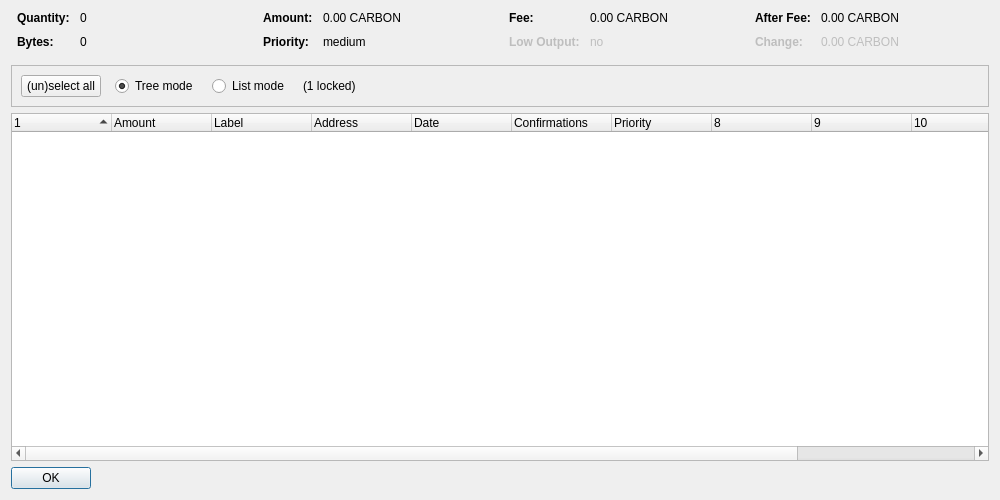
First picture: the form in src/qt/forms/coincontroldialog.ui, repository carboncointrust/CarboncoinCore, before the edit.
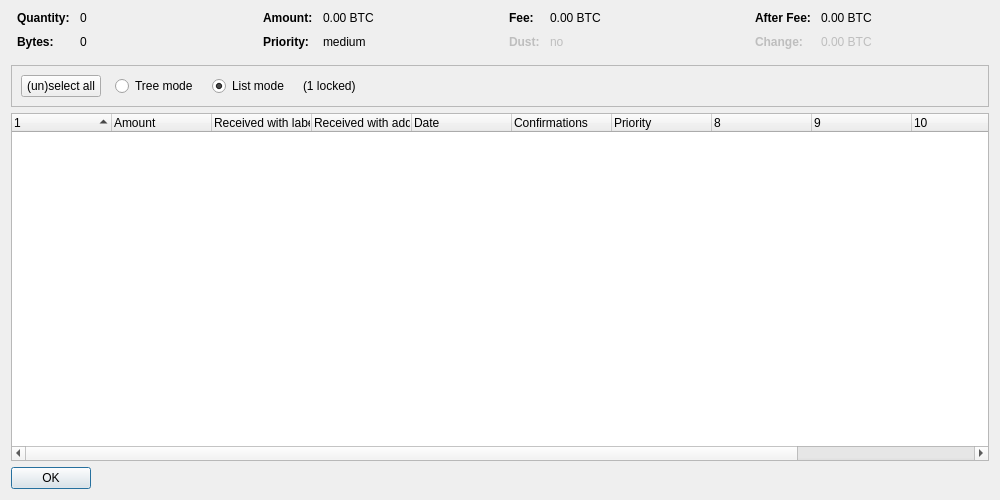
Second picture: the form after the edit. Custom widgets are drawn as their Qt base class.

The edit to the form file:
```diff
--- a/src/qt/forms/coincontroldialog.ui
+++ b/src/qt/forms/coincontroldialog.ui
@@ -132,7 +132,7 @@
           <enum>Qt::ActionsContextMenu</enum>
          </property>
          <property name="text">
-          <string notr="true">0.00 CARBON</string>
+          <string notr="true">0.00 BTC</string>
          </property>
          <property name="textInteractionFlags">
           <set>Qt::LinksAccessibleByMouse|Qt::TextSelectableByKeyboard|Qt::TextSelectableByMouse</set>
@@ -206,7 +206,7 @@
           <enum>Qt::ActionsContextMenu</enum>
          </property>
          <property name="text">
-          <string notr="true">0.00 CARBON</string>
+          <string notr="true">0.00 BTC</string>
          </property>
          <property name="textInteractionFlags">
           <set>Qt::LinksAccessibleByMouse|Qt::TextSelectableByKeyboard|Qt::TextSelectableByMouse</set>
@@ -225,7 +225,7 @@
           </font>
          </property>
          <property name="text">
-          <string>Low Output:</string>
+          <string>Dust:</string>
          </property>
         </widget>
        </item>
@@ -286,7 +286,7 @@
           <enum>Qt::ActionsContextMenu</enum>
          </property>
          <property name="text">
-          <string notr="true">0.00 CARBON</string>
+          <string notr="true">0.00 BTC</string>
          </property>
          <property name="textInteractionFlags">
           <set>Qt::LinksAccessibleByMouse|Qt::TextSelectableByKeyboard|Qt::TextSelectableByMouse</set>
@@ -321,7 +321,7 @@
           <enum>Qt::ActionsContextMenu</enum>
          </property>
          <property name="text">
-          <string notr="true">0.00 CARBON</string>
+          <string notr="true">0.00 BTC</string>
          </property>
          <property name="textInteractionFlags">
           <set>Qt::LinksAccessibleByMouse|Qt::TextSelectableByKeyboard|Qt::TextSelectableByMouse</set>
@@ -376,9 +376,6 @@
           <property name="text">
            <string>Tree mode</string>
           </property>
-          <property name="checked">
-           <bool>true</bool>
-          </property>
          </widget>
         </item>
         <item>
@@ -392,6 +389,9 @@
           <property name="text">
            <string>List mode</string>
           </property>
+          <property name="checked">
+           <bool>true</bool>
+          </property>
          </widget>
         </item>
         <item>
@@ -448,12 +448,12 @@
      </column>
      <column>
       <property name="text">
-       <string notr="true">Label</string>
+       <string>Received with label</string>
       </property>
      </column>
      <column>
       <property name="text">
-       <string>Address</string>
+       <string>Received with address</string>
       </property>
      </column>
      <column>
```
Left out of the diff: 5 changed lines with no effect on the pictures.
